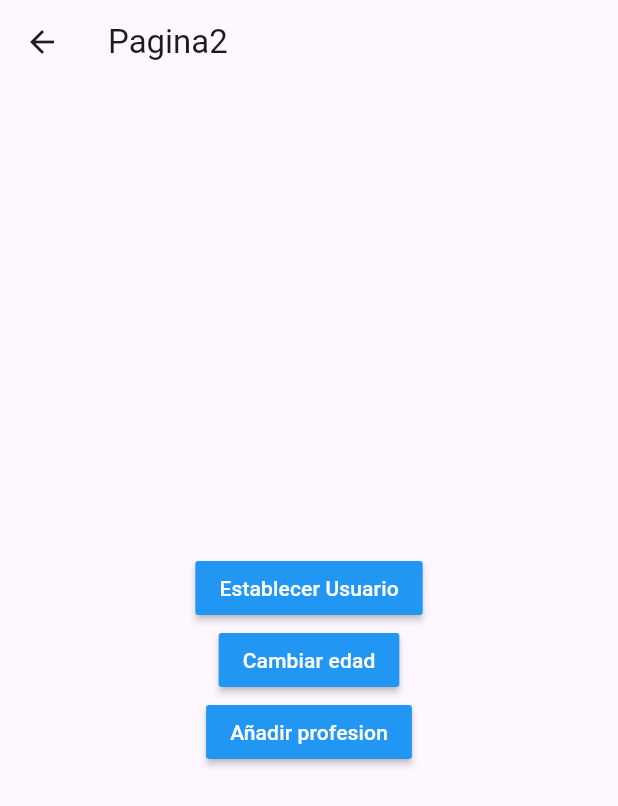
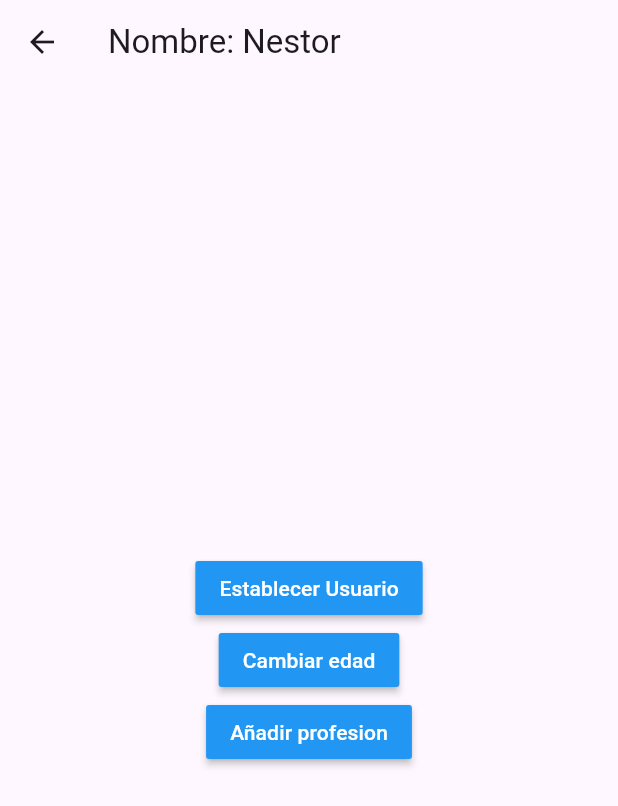
Before and after one commit to nestoorss/flutterTests, a Flutter app: the Pagina2Page screen opened by its route, after a tap on "Establecer Usuario", on a phone screen of 412 x 824 dp. Shown: the top 806 px of the screen. Run offline on Flutter 3.47's test engine with Material 3 defaults, Android fonts, the phone set to English and light mode, and no system bars.

Commit message:
Fin singletons

```diff
--- a/singletons_project/lib/models/usuario.dart
+++ b/singletons_project/lib/models/usuario.dart
@@ -3,5 +3,5 @@
   int edad;
   List<String> profesiones;
 
-  Usuario({required this.nombre, required this.edad, required this.profesiones});
+  Usuario({this.nombre = "", this.edad = 0, this.profesiones = const []});
 }
--- a/singletons_project/lib/pages/pagina1_page.dart
+++ b/singletons_project/lib/pages/pagina1_page.dart
@@ -1,14 +1,22 @@
 import 'package:flutter/material.dart';
+import 'package:singletons_project/models/usuario.dart';
+import 'package:singletons_project/services/usuario_service.dart';
 
 class Pagina1Page extends StatelessWidget {
-
   @override
   Widget build(BuildContext context) {
     return Scaffold(
       appBar: AppBar(
         title: Text("Pagina1"),
       ),
-      body: InformacionUsuario(),
+      body: StreamBuilder(
+        stream: usuarioService.UsuarioStream,
+        builder: (BuildContext context, AsyncSnapshot snapshot) {
+          return snapshot.hasData
+            ? InformacionUsuario(usuario: snapshot.data)
+            : Center(child: Text("No hay informacion"));
+        },
+      ),
       floatingActionButton: FloatingActionButton(
         child: Icon(Icons.accessibility_new),
         onPressed: () => Navigator.pushNamed(context, 'pagina2')
@@ -18,6 +26,11 @@
 }
 
 class InformacionUsuario extends StatelessWidget {
+
+  final Usuario usuario;
+
+  const InformacionUsuario({required this.usuario});
+
   @override
   Widget build(BuildContext context) {
     return Container(
@@ -30,8 +43,8 @@
           Text("General", style: TextStyle(fontSize: 18, fontWeight: FontWeight.bold)),
           Divider(),
 
-          ListTile(title: Text("Nombre: ")),
-          ListTile(title: Text("Edad: ")),
+          ListTile(title: Text("Nombre: ${usuario.nombre}")),
+          ListTile(title: Text("Edad: ${usuario.edad}")),
           Divider(),
 
           Text("Profesiones", style: TextStyle(fontSize: 18, fontWeight: FontWeight.bold)),
--- a/singletons_project/lib/pages/pagina2_page.dart
+++ b/singletons_project/lib/pages/pagina2_page.dart
@@ -1,4 +1,6 @@
 import 'package:flutter/material.dart';
+import 'package:singletons_project/models/usuario.dart';
+import 'package:singletons_project/services/usuario_service.dart';
 
 class Pagina2Page extends StatelessWidget {
 
@@ -6,7 +8,14 @@
   Widget build(BuildContext context) {
     return Scaffold(
       appBar: AppBar(
-        title: Text("Pagina2"),
+        title: StreamBuilder(
+          stream: usuarioService.UsuarioStream,
+          builder: (BuildContext context, AsyncSnapshot snapshot) {
+            return snapshot.hasData
+              ? Text("Nombre: ${snapshot.data.nombre}")
+              : Text("Pagina 2");
+          }
+        ),
       ),
       body: Center(
         child: Column(
@@ -15,14 +24,15 @@
             MaterialButton(
               color: Colors.blue,
               onPressed: () {
-
+                final nuevoUsuario = new Usuario(nombre: "Nestor", edad: 20);
+                usuarioService.cargarUsuario(nuevoUsuario);
               },
               child: Text("Establecer Usuario", style: TextStyle(color: Colors.white))
             ),
             MaterialButton(
               color: Colors.blue,
               onPressed: () {
-
+                usuarioService.cambiarEdad(25);
               },
               child: Text("Cambiar edad", style: TextStyle(color: Colors.white))
             ),
--- /dev/null
+++ b/singletons_project/lib/services/usuario_service.dart
@@ -0,0 +1,32 @@
+import 'dart:async';
+
+import 'package:singletons_project/models/usuario.dart';
+
+class _UsuarioService {
+
+  Usuario? _usuario;
+
+  StreamController<Usuario> _usuarioStreamController = StreamController<Usuario>.broadcast();
+
+  Usuario get usuario => this._usuario!;
+  bool get existeUsuario => (this._usuario != null) ? true : false;
+
+  Stream<Usuario> get UsuarioStream => _usuarioStreamController.stream;
+
+  void cargarUsuario(Usuario user) {
+    this._usuario = user;
+    this._usuarioStreamController.add(user);
+  }
+
+  void cambiarEdad(int edad) {
+    this._usuario?.edad = edad;
+    this._usuarioStreamController.add(this._usuario!);
+  }
+
+  dispose() {
+    this._usuarioStreamController.close();
+  }
+
+}
+
+final usuarioService = new _UsuarioService();
```
